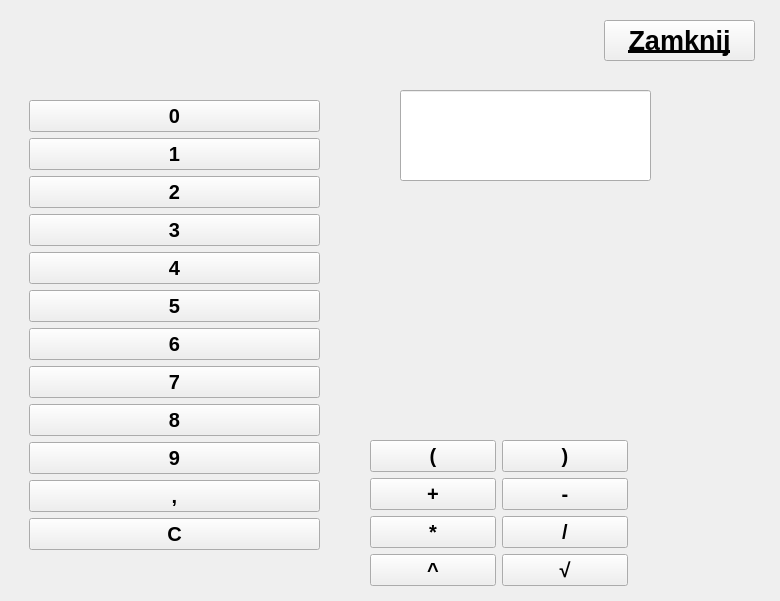
Qt form kalkulator/mainwindow.ui (student262017/Kalkulator-dla-os-b-s-abowidz-cych) before a commit.
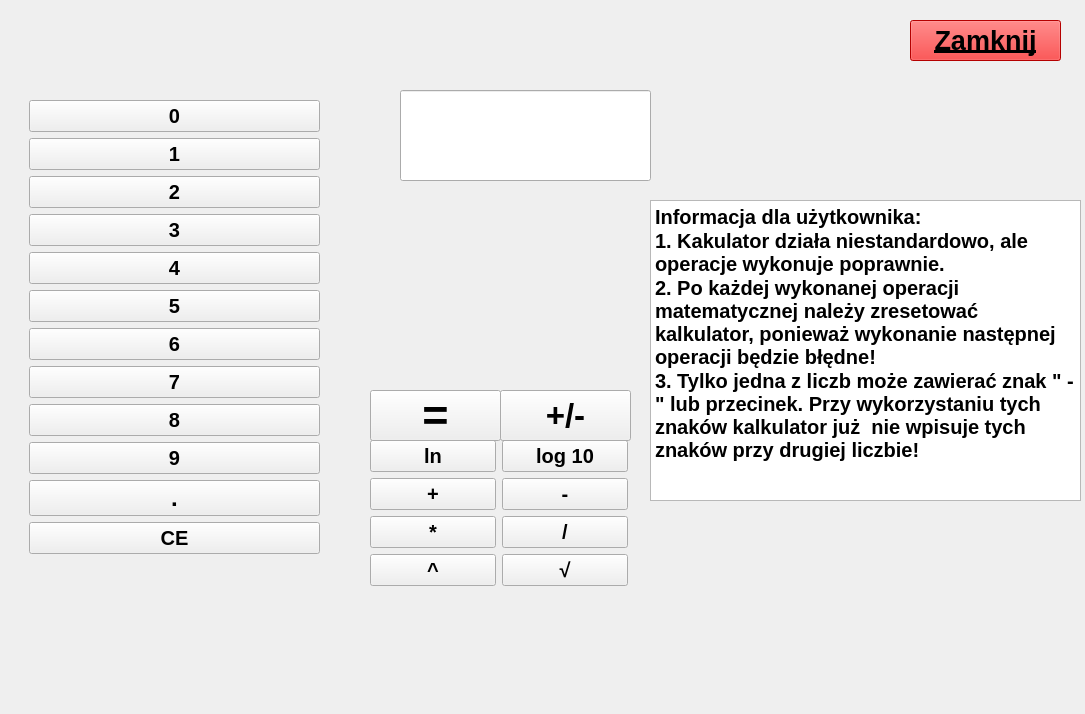
The same form after that commit.

What changed in the file:
```diff
--- a/kalkulator/mainwindow.ui
+++ b/kalkulator/mainwindow.ui
@@ -6,8 +6,8 @@
    <rect>
     <x>0</x>
     <y>0</y>
-    <width>780</width>
-    <height>601</height>
+    <width>1085</width>
+    <height>714</height>
    </rect>
   </property>
   <property name="font">
@@ -27,7 +27,7 @@
       <x>29</x>
       <y>100</y>
       <width>291</width>
-      <height>452</height>
+      <height>458</height>
      </rect>
     </property>
     <layout class="QGridLayout" name="gridLayout">
@@ -48,7 +48,7 @@
      <item row="12" column="0">
       <widget class="QPushButton" name="pC">
        <property name="text">
-        <string>C</string>
+        <string>CE</string>
        </property>
       </widget>
      </item>
@@ -96,8 +96,15 @@
      </item>
      <item row="11" column="0">
       <widget class="QPushButton" name="przecinek">
+       <property name="font">
+        <font>
+         <pointsize>18</pointsize>
+         <weight>75</weight>
+         <bold>true</bold>
+        </font>
+       </property>
        <property name="text">
-        <string>,</string>
+        <string>.</string>
        </property>
       </widget>
      </item>
@@ -127,12 +134,454 @@
    <widget class="QPushButton" name="zamknij">
     <property name="geometry">
      <rect>
-      <x>604</x>
+      <x>910</x>
       <y>20</y>
       <width>151</width>
       <height>41</height>
      </rect>
     </property>
+    <property name="palette">
+     <palette>
+      <active>
+       <colorrole role="WindowText">
+        <brush brushstyle="SolidPattern">
+         <color alpha="255">
+          <red>0</red>
+          <green>0</green>
+          <blue>0</blue>
+         </color>
+        </brush>
+       </colorrole>
+       <colorrole role="Button">
+        <brush brushstyle="SolidPattern">
+         <color alpha="255">
+          <red>254</red>
+          <green>0</green>
+          <blue>0</blue>
+         </color>
+        </brush>
+       </colorrole>
+       <colorrole role="Light">
+        <brush brushstyle="SolidPattern">
+         <color alpha="255">
+          <red>255</red>
+          <green>126</green>
+          <blue>126</blue>
+         </color>
+        </brush>
+       </colorrole>
+       <colorrole role="Midlight">
+        <brush brushstyle="SolidPattern">
+         <color alpha="255">
+          <red>254</red>
+          <green>63</green>
+          <blue>63</blue>
+         </color>
+        </brush>
+       </colorrole>
+       <colorrole role="Dark">
+        <brush brushstyle="SolidPattern">
+         <color alpha="255">
+          <red>127</red>
+          <green>0</green>
+          <blue>0</blue>
+         </color>
+        </brush>
+       </colorrole>
+       <colorrole role="Mid">
+        <brush brushstyle="SolidPattern">
+         <color alpha="255">
+          <red>169</red>
+          <green>0</green>
+          <blue>0</blue>
+         </color>
+        </brush>
+       </colorrole>
+       <colorrole role="Text">
+        <brush brushstyle="SolidPattern">
+         <color alpha="255">
+          <red>0</red>
+          <green>0</green>
+          <blue>0</blue>
+         </color>
+        </brush>
+       </colorrole>
+       <colorrole role="BrightText">
+        <brush brushstyle="SolidPattern">
+         <color alpha="255">
+          <red>255</red>
+          <green>255</green>
+          <blue>255</blue>
+         </color>
+        </brush>
+       </colorrole>
+       <colorrole role="ButtonText">
+        <brush brushstyle="SolidPattern">
+         <color alpha="255">
+          <red>0</red>
+          <green>0</green>
+          <blue>0</blue>
+         </color>
+        </brush>
+       </colorrole>
+       <colorrole role="Base">
+        <brush brushstyle="SolidPattern">
+         <color alpha="255">
+          <red>255</red>
+          <green>255</green>
+          <blue>255</blue>
+         </color>
+        </brush>
+       </colorrole>
+       <colorrole role="Window">
+        <brush brushstyle="SolidPattern">
+         <color alpha="255">
+          <red>254</red>
+          <green>0</green>
+          <blue>0</blue>
+         </color>
+        </brush>
+       </colorrole>
+       <colorrole role="Shadow">
+        <brush brushstyle="SolidPattern">
+         <color alpha="255">
+          <red>0</red>
+          <green>0</green>
+          <blue>0</blue>
+         </color>
+        </brush>
+       </colorrole>
+       <colorrole role="AlternateBase">
+        <brush brushstyle="SolidPattern">
+         <color alpha="255">
+          <red>254</red>
+          <green>127</green>
+          <blue>127</blue>
+         </color>
+        </brush>
+       </colorrole>
+       <colorrole role="ToolTipBase">
+        <brush brushstyle="SolidPattern">
+         <color alpha="255">
+          <red>255</red>
+          <green>255</green>
+          <blue>220</blue>
+         </color>
+        </brush>
+       </colorrole>
+       <colorrole role="ToolTipText">
+        <brush brushstyle="SolidPattern">
+         <color alpha="255">
+          <red>0</red>
+          <green>0</green>
+          <blue>0</blue>
+         </color>
+        </brush>
+       </colorrole>
+       <colorrole role="PlaceholderText">
+        <brush brushstyle="SolidPattern">
+         <color alpha="128">
+          <red>0</red>
+          <green>0</green>
+          <blue>0</blue>
+         </color>
+        </brush>
+       </colorrole>
+      </active>
+      <inactive>
+       <colorrole role="WindowText">
+        <brush brushstyle="SolidPattern">
+         <color alpha="255">
+          <red>0</red>
+          <green>0</green>
+          <blue>0</blue>
+         </color>
+        </brush>
+       </colorrole>
+       <colorrole role="Button">
+        <brush brushstyle="SolidPattern">
+         <color alpha="255">
+          <red>254</red>
+          <green>0</green>
+          <blue>0</blue>
+         </color>
+        </brush>
+       </colorrole>
+       <colorrole role="Light">
+        <brush brushstyle="SolidPattern">
+         <color alpha="255">
+          <red>255</red>
+          <green>126</green>
+          <blue>126</blue>
+         </color>
+        </brush>
+       </colorrole>
+       <colorrole role="Midlight">
+        <brush brushstyle="SolidPattern">
+         <color alpha="255">
+          <red>254</red>
+          <green>63</green>
+          <blue>63</blue>
+         </color>
+        </brush>
+       </colorrole>
+       <colorrole role="Dark">
+        <brush brushstyle="SolidPattern">
+         <color alpha="255">
+          <red>127</red>
+          <green>0</green>
+          <blue>0</blue>
+         </color>
+        </brush>
+       </colorrole>
+       <colorrole role="Mid">
+        <brush brushstyle="SolidPattern">
+         <color alpha="255">
+          <red>169</red>
+          <green>0</green>
+          <blue>0</blue>
+         </color>
+        </brush>
+       </colorrole>
+       <colorrole role="Text">
+        <brush brushstyle="SolidPattern">
+         <color alpha="255">
+          <red>0</red>
+          <green>0</green>
+          <blue>0</blue>
+         </color>
+        </brush>
+       </colorrole>
+       <colorrole role="BrightText">
+        <brush brushstyle="SolidPattern">
+         <color alpha="255">
+          <red>255</red>
+          <green>255</green>
+          <blue>255</blue>
+         </color>
+        </brush>
+       </colorrole>
+       <colorrole role="ButtonText">
+        <brush brushstyle="SolidPattern">
+         <color alpha="255">
+          <red>0</red>
+          <green>0</green>
+          <blue>0</blue>
+         </color>
+        </brush>
+       </colorrole>
+       <colorrole role="Base">
+        <brush brushstyle="SolidPattern">
+         <color alpha="255">
+          <red>255</red>
+          <green>255</green>
+          <blue>255</blue>
+         </color>
+        </brush>
+       </colorrole>
+       <colorrole role="Window">
+        <brush brushstyle="SolidPattern">
+         <color alpha="255">
+          <red>254</red>
+          <green>0</green>
+          <blue>0</blue>
+         </color>
+        </brush>
+       </colorrole>
+       <colorrole role="Shadow">
+        <brush brushstyle="SolidPattern">
+         <color alpha="255">
+          <red>0</red>
+          <green>0</green>
+          <blue>0</blue>
+         </color>
+        </brush>
+       </colorrole>
+       <colorrole role="AlternateBase">
+        <brush brushstyle="SolidPattern">
+         <color alpha="255">
+          <red>254</red>
+          <green>127</green>
+          <blue>127</blue>
+         </color>
+        </brush>
+       </colorrole>
+       <colorrole role="ToolTipBase">
+        <brush brushstyle="SolidPattern">
+         <color alpha="255">
+          <red>255</red>
+          <green>255</green>
+          <blue>220</blue>
+         </color>
+        </brush>
+       </colorrole>
+       <colorrole role="ToolTipText">
+        <brush brushstyle="SolidPattern">
+         <color alpha="255">
+          <red>0</red>
+          <green>0</green>
+          <blue>0</blue>
+         </color>
+        </brush>
+       </colorrole>
+       <colorrole role="PlaceholderText">
+        <brush brushstyle="SolidPattern">
+         <color alpha="128">
+          <red>0</red>
+          <green>0</green>
+          <blue>0</blue>
+         </color>
+        </brush>
+       </colorrole>
+      </inactive>
+      <disabled>
+       <colorrole role="WindowText">
+        <brush brushstyle="SolidPattern">
+         <color alpha="255">
+          <red>127</red>
+          <green>0</green>
+          <blue>0</blue>
+         </color>
+        </brush>
+       </colorrole>
+       <colorrole role="Button">
+        <brush brushstyle="SolidPattern">
+         <color alpha="255">
+          <red>254</red>
+          <green>0</green>
+          <blue>0</blue>
+         </color>
+        </brush>
+       </colorrole>
+       <colorrole role="Light">
+        <brush brushstyle="SolidPattern">
+         <color alpha="255">
+          <red>255</red>
+          <green>126</green>
+          <blue>126</blue>
+         </color>
+        </brush>
+       </colorrole>
+       <colorrole role="Midlight">
+        <brush brushstyle="SolidPattern">
+         <color alpha="255">
+          <red>254</red>
+          <green>63</green>
+          <blue>63</blue>
+         </color>
+        </brush>
+       </colorrole>
+       <colorrole role="Dark">
+        <brush brushstyle="SolidPattern">
+         <color alpha="255">
+          <red>127</red>
+          <green>0</green>
+          <blue>0</blue>
+         </color>
+        </brush>
+       </colorrole>
+       <colorrole role="Mid">
+        <brush brushstyle="SolidPattern">
+         <color alpha="255">
+          <red>169</red>
+          <green>0</green>
+          <blue>0</blue>
+         </color>
+        </brush>
+       </colorrole>
+       <colorrole role="Text">
+        <brush brushstyle="SolidPattern">
+         <color alpha="255">
+          <red>127</red>
+          <green>0</green>
+          <blue>0</blue>
+         </color>
+        </brush>
+       </colorrole>
+       <colorrole role="BrightText">
+        <brush brushstyle="SolidPattern">
+         <color alpha="255">
+          <red>255</red>
+          <green>255</green>
+          <blue>255</blue>
+         </color>
+        </brush>
+       </colorrole>
+       <colorrole role="ButtonText">
+        <brush brushstyle="SolidPattern">
+         <color alpha="255">
+          <red>127</red>
+          <green>0</green>
+          <blue>0</blue>
+         </color>
+        </brush>
+       </colorrole>
+       <colorrole role="Base">
+        <brush brushstyle="SolidPattern">
+         <color alpha="255">
+          <red>254</red>
+          <green>0</green>
+          <blue>0</blue>
+         </color>
+        </brush>
+       </colorrole>
+       <colorrole role="Window">
+        <brush brushstyle="SolidPattern">
+         <color alpha="255">
+          <red>254</red>
+          <green>0</green>
+          <blue>0</blue>
+         </color>
+        </brush>
+       </colorrole>
+       <colorrole role="Shadow">
+        <brush brushstyle="SolidPattern">
+         <color alpha="255">
+          <red>0</red>
+          <green>0</green>
+          <blue>0</blue>
+         </color>
+        </brush>
+       </colorrole>
+       <colorrole role="AlternateBase">
+        <brush brushstyle="SolidPattern">
+         <color alpha="255">
+          <red>254</red>
+          <green>0</green>
+          <blue>0</blue>
+         </color>
+        </brush>
+       </colorrole>
+       <colorrole role="ToolTipBase">
+        <brush brushstyle="SolidPattern">
+         <color alpha="255">
+          <red>255</red>
+          <green>255</green>
+          <blue>220</blue>
+         </color>
+        </brush>
+       </colorrole>
+       <colorrole role="ToolTipText">
+        <brush brushstyle="SolidPattern">
+         <color alpha="255">
+          <red>0</red>
+          <green>0</green>
+          <blue>0</blue>
+         </color>
+        </brush>
+       </colorrole>
+       <colorrole role="PlaceholderText">
+        <brush brushstyle="SolidPattern">
+         <color alpha="128">
+          <red>0</red>
+          <green>0</green>
+          <blue>0</blue>
+         </color>
+        </brush>
+       </colorrole>
+      </disabled>
+     </palette>
+    </property>
     <property name="font">
      <font>
       <pointsize>20</pointsize>
@@ -200,14 +649,14 @@
      <item row="1" column="0">
       <widget class="QPushButton" name="nl">
        <property name="text">
-        <string>(</string>
+        <string>ln</string>
        </property>
       </widget>
      </item>
      <item row="1" column="1">
       <widget class="QPushButton" name="np">
        <property name="text">
-        <string>)</string>
+        <string>log 10</string>
        </property>
       </widget>
      </item>
@@ -245,6 +694,62 @@
      <bool>true</bool>
     </property>
    </widget>
+   <widget class="QPushButton" name="rowna">
+    <property name="geometry">
+     <rect>
+      <x>370</x>
+      <y>390</y>
+      <width>131</width>
+      <height>51</height>
+     </rect>
+    </property>
+    <property name="font">
+     <font>
+      <pointsize>34</pointsize>
+      <weight>75</weight>
+      <bold>true</bold>
+     </font>
+    </property>
+    <property name="text">
+     <string>=</string>
+    </property>
+   </widget>
+   <widget class="QPlainTextEdit" name="plainTextEdit">
+    <property name="geometry">
+     <rect>
+      <x>650</x>
+      <y>200</y>
+      <width>431</width>
+      <height>301</height>
+     </rect>
+    </property>
+    <property name="plainText">
+     <string>Informacja dla użytkownika:
+1. Kakulator działa niestandardowo, ale operacje wykonuje poprawnie.
+2. Po każdej wykonanej operacji matematycznej należy zresetować kalkulator, ponieważ wykonanie następnej operacji będzie błędne!
+3. Tylko jedna z liczb może zawierać znak &quot; - &quot; lub przecinek. Przy wykorzystaniu tych znaków kalkulator już  nie wpisuje tych znaków przy drugiej liczbie!</string>
+    </property>
+   </widget>
+   <widget class="QPushButton" name="pznak">
+    <property name="geometry">
+     <rect>
+      <x>500</x>
+      <y>390</y>
+      <width>131</width>
+      <height>51</height>
+     </rect>
+    </property>
+    <property name="font">
+     <font>
+      <pointsize>25</pointsize>
+      <weight>75</weight>
+      <bold>true</bold>
+     </font>
+    </property>
+    <property name="text">
+     <string>+/-</string>
+    </property>
+   </widget>
   </widget>
  </widget>
  <resources/>
```
Left out of the diff: 13 changed lines with no effect on the pictures.
